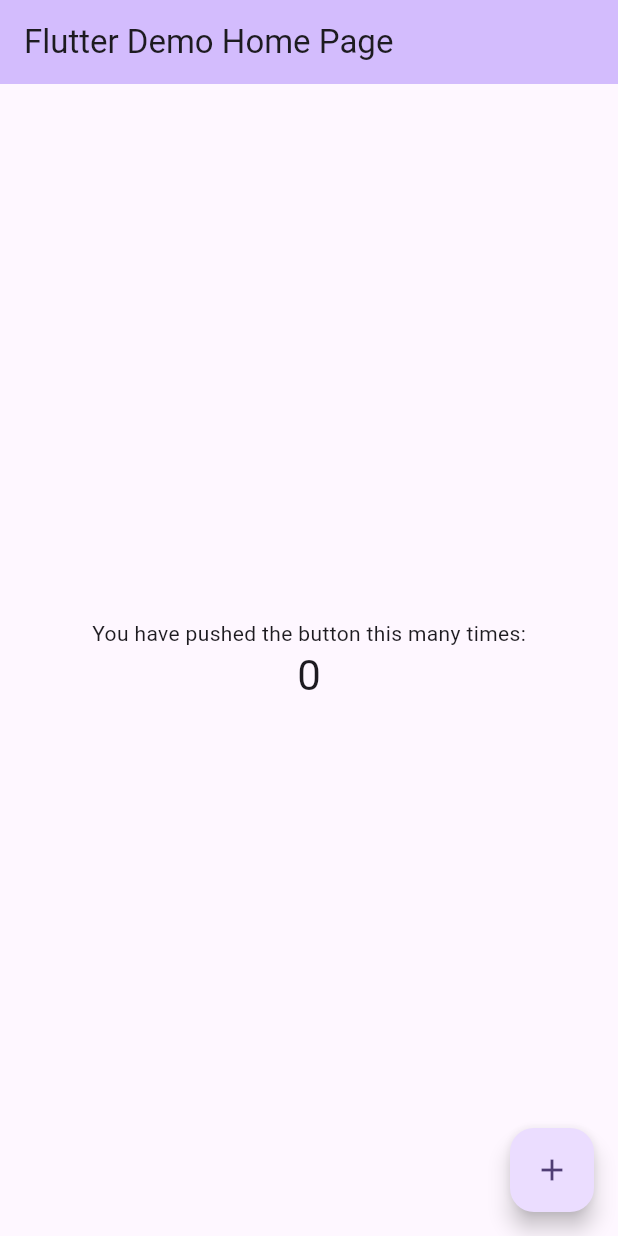
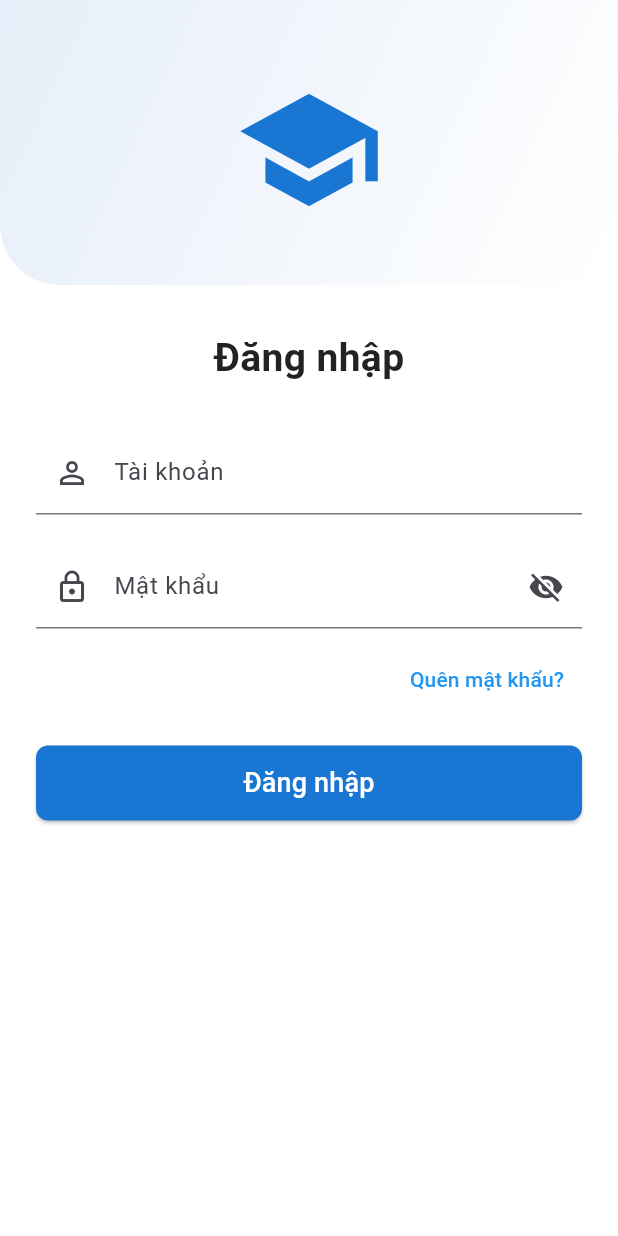
Before and after one commit to MinhTrungDev-2004/TLU-FaceAttendance, a Flutter app: the screen it shows after launch, on a phone screen of 412 x 824 dp. Run offline on Flutter 3.47's test engine with Material 3 defaults, Android fonts, the phone set to English and light mode, and no system bars.

Commit message:
code login

```diff
--- a/lib/features/auth/presentation/pages/login_page.dart
+++ b/lib/features/auth/presentation/pages/login_page.dart
@@ -0,0 +1,175 @@
+import 'package:flutter/material.dart';
+void main() {
+  runApp(const MyApp());
+}
+
+class MyApp extends StatelessWidget {
+  const MyApp({super.key});
+
+  @override
+  Widget build(BuildContext context) {
+    return MaterialApp(
+      debugShowCheckedModeBanner: false,
+      home: const LoginPage(),
+    );
+  }
+}
+
+class LoginPage extends StatefulWidget {
+  const LoginPage({super.key});
+
+  @override
+  State<LoginPage> createState() => _LoginPageState();
+}
+
+class _LoginPageState extends State<LoginPage> {
+  final TextEditingController _usernameController = TextEditingController();
+  final TextEditingController _passwordController = TextEditingController();
+
+  bool _obscurePassword = true;
+
+  @override
+  Widget build(BuildContext context) {
+    return Scaffold(
+      backgroundColor: Colors.white,
+      body: SafeArea(
+        child: SingleChildScrollView(
+          child: Column(
+            children: [
+              // Phần header
+              Container(
+                width: double.infinity,
+                padding: const EdgeInsets.all(20),
+                decoration: const BoxDecoration(
+                  gradient: LinearGradient(
+                    colors: [Color(0xFFe6eef9), Color(0xFFFFFFFF)],
+                    begin: Alignment.topLeft,
+                    end: Alignment.bottomRight,
+                  ),
+                  borderRadius: BorderRadius.only(
+                    bottomLeft: Radius.circular(40),
+                  ),
+                ),
+                child: Column(
+                  children: [
+                    const SizedBox(height: 30),
+                    // Icon mũ tốt nghiệp
+                    Icon(
+                      Icons.school,
+                      size: 100,
+                      color: Colors.blue[700],
+                    ),
+                    const SizedBox(height: 20),
+                  ],
+                ),
+              ),
+
+              const SizedBox(height: 30),
+
+              // Text "Đăng nhập"
+              const Text(
+                "Đăng nhập",
+                style: TextStyle(
+                  fontSize: 26,
+                  fontWeight: FontWeight.bold,
+                  color: Colors.black87,
+                ),
+              ),
+              const SizedBox(height: 30),
+
+              // Ô nhập tài khoản
+              Padding(
+                padding: const EdgeInsets.symmetric(horizontal: 24),
+                child: TextField(
+                  controller: _usernameController,
+                  decoration: const InputDecoration(
+                    prefixIcon: Icon(Icons.person_outline),
+                    labelText: "Tài khoản",
+                    hintText: "Nhập tài khoản",
+                    border: UnderlineInputBorder(),
+                  ),
+                ),
+              ),
+              const SizedBox(height: 20),
+
+              // Ô nhập mật khẩu
+              Padding(
+                padding: const EdgeInsets.symmetric(horizontal: 24),
+                child: TextField(
+                  controller: _passwordController,
+                  obscureText: _obscurePassword,
+                  decoration: InputDecoration(
+                    prefixIcon: const Icon(Icons.lock_outline),
+                    labelText: "Mật khẩu",
+                    hintText: "Nhập mật khẩu",
+                    border: const UnderlineInputBorder(),
+                    suffixIcon: IconButton(
+                      icon: Icon(
+                        _obscurePassword
+                            ? Icons.visibility_off
+                            : Icons.visibility,
+                      ),
+                      onPressed: () {
+                        setState(() {
+                          _obscurePassword = !_obscurePassword;
+                        });
+                      },
+                    ),
+                  ),
+                ),
+              ),
+
+              const SizedBox(height: 10),
+
+              // Quên mật khẩu
+              Padding(
+                padding: const EdgeInsets.symmetric(horizontal: 24),
+                child: Align(
+                  alignment: Alignment.centerRight,
+                  child: TextButton(
+                    onPressed: () {},
+                    child: const Text(
+                      "Quên mật khẩu?",
+                      style: TextStyle(color: Colors.blue),
+                    ),
+                  ),
+                ),
+              ),
+
+              const SizedBox(height: 20),
+
+              // Nút đăng nhập
+              Padding(
+                padding: const EdgeInsets.symmetric(horizontal: 24),
+                child: SizedBox(
+                  width: double.infinity,
+                  height: 50,
+                  child: ElevatedButton(
+                    style: ElevatedButton.styleFrom(
+                      backgroundColor: Colors.blue[700],
+                      shape: RoundedRectangleBorder(
+                        borderRadius: BorderRadius.circular(8),
+                      ),
+                    ),
+                    onPressed: () {
+                      // Xử lý đăng nhập
+                    },
+                    child: const Text(
+                      "Đăng nhập",
+                      style: TextStyle(
+                        fontSize: 18,
+                        color: Colors.white,
+                      ),
+                    ),
+                  ),
+                ),
+              ),
+
+              const SizedBox(height: 30),
+            ],
+          ),
+        ),
+      ),
+    );
+  }
+}
--- a/lib/features/auth/presentation/pages/register_page.dart
+++ b/lib/features/auth/presentation/pages/register_page.dart
@@ -0,0 +1,15 @@
+import 'package:flutter/material.dart';
+
+class RegisterPage extends StatelessWidget {
+  const RegisterPage({super.key});
+
+  @override
+  Widget build(BuildContext context) {
+    return Scaffold(
+      appBar: AppBar(title: const Text("Đăng ký")),
+      body: const Center(
+        child: Text("Đây là trang đăng ký"),
+      ),
+    );
+  }
+}
--- a/lib/main.dart
+++ b/lib/main.dart
@@ -1,4 +1,7 @@
 import 'package:flutter/material.dart';
+import 'routes/app_router.dart';
+import 'routes/app_routes.dart';
+import 'package:tlu_face_attendance/features/auth/presentation/pages/login_page.dart';
 
 void main() {
   runApp(const MyApp());
@@ -7,116 +10,16 @@
 class MyApp extends StatelessWidget {
   const MyApp({super.key});
 
-  // This widget is the root of your application.
   @override
   Widget build(BuildContext context) {
     return MaterialApp(
-      title: 'Flutter Demo',
-      theme: ThemeData(
-        // This is the theme of your application.
-        //
-        // TRY THIS: Try running your application with "flutter run". You'll see
-        // the application has a purple toolbar. Then, without quitting the app,
-        // try changing the seedColor in the colorScheme below to Colors.green
-        // and then invoke "hot reload" (save your changes or press the "hot
-        // reload" button in a Flutter-supported IDE, or press "r" if you used
-        // the command line to start the app).
-        //
-        // Notice that the counter didn't reset back to zero; the application
-        // state is not lost during the reload. To reset the state, use hot
-        // restart instead.
-        //
-        // This works for code too, not just values: Most code changes can be
-        // tested with just a hot reload.
-        colorScheme: ColorScheme.fromSeed(seedColor: Colors.deepPurple),
-      ),
-      home: const MyHomePage(title: 'Flutter Demo Home Page'),
+      debugShowCheckedModeBanner: false,
+
+      // route mặc định khi khởi động app
+      initialRoute: AppRoutes.login,
+
+      // gọi router
+      onGenerateRoute: AppRouter.generateRoute,
     );
   }
 }
-
-class MyHomePage extends StatefulWidget {
-  const MyHomePage({super.key, required this.title});
-
-  // This widget is the home page of your application. It is stateful, meaning
-  // that it has a State object (defined below) that contains fields that affect
-  // how it looks.
-
-  // This class is the configuration for the state. It holds the values (in this
-  // case the title) provided by the parent (in this case the App widget) and
-  // used by the build method of the State. Fields in a Widget subclass are
-  // always marked "final".
-
-  final String title;
-
-  @override
-  State<MyHomePage> createState() => _MyHomePageState();
-}
-
-class _MyHomePageState extends State<MyHomePage> {
-  int _counter = 0;
-
-  void _incrementCounter() {
-    setState(() {
-      // This call to setState tells the Flutter framework that something has
-      // changed in this State, which causes it to rerun the build method below
-      // so that the display can reflect the updated values. If we changed
-      // _counter without calling setState(), then the build method would not be
-      // called again, and so nothing would appear to happen.
-      _counter++;
-    });
-  }
-
-  @override
-  Widget build(BuildContext context) {
-    // This method is rerun every time setState is called, for instance as done
-    // by the _incrementCounter method above.
-    //
-    // The Flutter framework has been optimized to make rerunning build methods
-    // fast, so that you can just rebuild anything that needs updating rather
-    // than having to individually change instances of widgets.
-    return Scaffold(
-      appBar: AppBar(
-        // TRY THIS: Try changing the color here to a specific color (to
-        // Colors.amber, perhaps?) and trigger a hot reload to see the AppBar
-        // change color while the other colors stay the same.
-        backgroundColor: Theme.of(context).colorScheme.inversePrimary,
-        // Here we take the value from the MyHomePage object that was created by
-        // the App.build method, and use it to set our appbar title.
-        title: Text(widget.title),
-      ),
-      body: Center(
-        // Center is a layout widget. It takes a single child and positions it
-        // in the middle of the parent.
-        child: Column(
-          // Column is also a layout widget. It takes a list of children and
-          // arranges them vertically. By default, it sizes itself to fit its
-          // children horizontally, and tries to be as tall as its parent.
-          //
-          // Column has various properties to control how it sizes itself and
-          // how it positions its children. Here we use mainAxisAlignment to
-          // center the children vertically; the main axis here is the vertical
-          // axis because Columns are vertical (the cross axis would be
-          // horizontal).
-          //
-          // TRY THIS: Invoke "debug painting" (choose the "Toggle Debug Paint"
-          // action in the IDE, or press "p" in the console), to see the
-          // wireframe for each widget.
-          mainAxisAlignment: MainAxisAlignment.center,
-          children: <Widget>[
-            const Text('You have pushed the button this many times:'),
-            Text(
-              '$_counter',
-              style: Theme.of(context).textTheme.headlineMedium,
-            ),
-          ],
-        ),
-      ),
-      floatingActionButton: FloatingActionButton(
-        onPressed: _incrementCounter,
-        tooltip: 'Increment',
-        child: const Icon(Icons.add),
-      ), // This trailing comma makes auto-formatting nicer for build methods.
-    );
-  }
-}
--- a/lib/routes/app_router.dart
+++ b/lib/routes/app_router.dart
@@ -0,0 +1,24 @@
+import 'package:flutter/material.dart';
+import 'package:tlu_face_attendance/features/auth/presentation/pages/login_page.dart';
+import 'package:tlu_face_attendance/features/auth/presentation/pages/register_page.dart';
+
+import 'app_routes.dart';
+
+class AppRouter {
+  static Route<dynamic> generateRoute(RouteSettings settings) {
+    switch (settings.name) {
+      case AppRoutes.login:
+        return MaterialPageRoute(builder: (_) => const LoginPage());
+
+      case AppRoutes.register:
+        return MaterialPageRoute(builder: (_) => const RegisterPage());
+
+      default:
+        return MaterialPageRoute(
+          builder: (_) => const Scaffold(
+            body: Center(child: Text('Route không tồn tại')),
+          ),
+        );
+    }
+  }
+}
--- a/lib/routes/app_routes.dart
+++ b/lib/routes/app_routes.dart
@@ -0,0 +1,5 @@
+class AppRoutes {
+  static const String login = '/login';
+  static const String register = '/register';
+  static const String home = '/home';
+}
```
